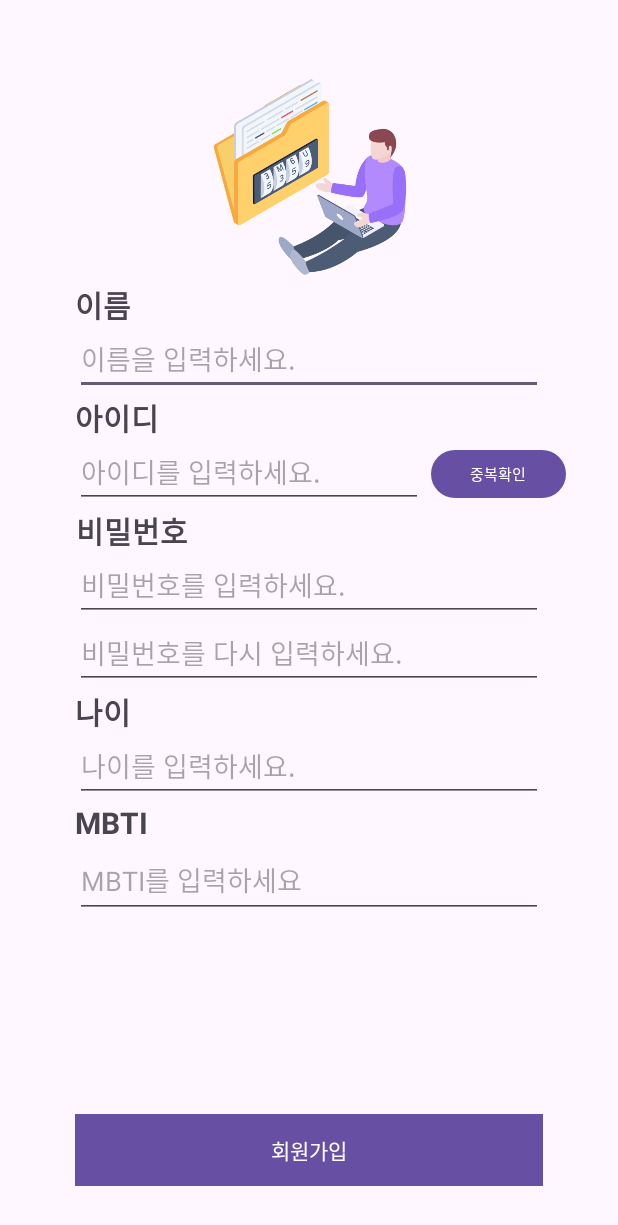
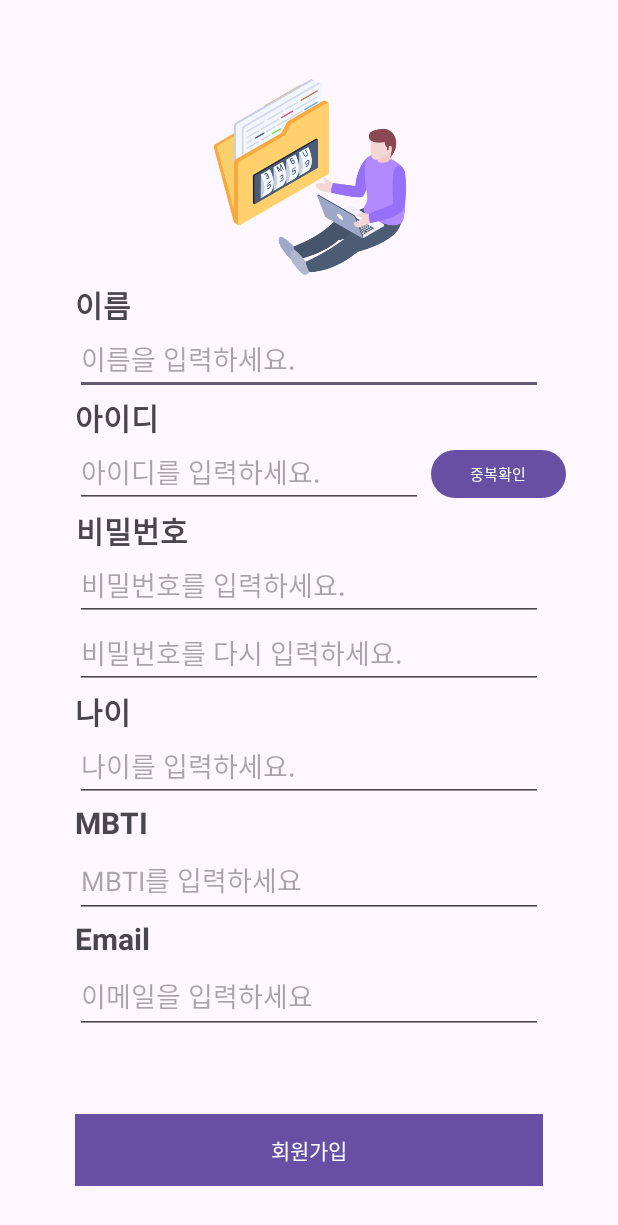
Before and after one commit to ji-circle/TaskSign01, an Android app: the SignUpActivity screen opened directly, with no data from a screen before it, after a tap on "회원가입", on a phone screen of 412 x 824 dp. Shown: the top 1225 px of the screen. Run offline under Robolectric (Android 15) with nearby library versions, the phone set to English and light mode, and no system bars.

Commit message:
비밀번호, 이메일 확인 안됨...

```diff
--- a/app/src/main/java/com/example/tasksign01/HomeActivity.kt
+++ b/app/src/main/java/com/example/tasksign01/HomeActivity.kt
@@ -24,6 +24,8 @@ class HomeActivity : AppCompatActivity() {
         val viewPW = findViewById<TextView>(R.id.tv_thisPW)
         val viewAge = findViewById<TextView>(R.id.tv_thisAge)
         val viewMBTI = findViewById<TextView>(R.id.tv_thisMBTI)
+        val viewEmail = findViewById<TextView>(R.id.tv_thisEmail)
+
         val imageHome = findViewById<ImageView>(R.id.homeImage)
 
         viewName.setText(tempReceive[0].toString())
@@ -31,6 +33,7 @@ class HomeActivity : AppCompatActivity() {
         viewPW.setText(tempReceive[2].toString())
         viewAge.setText(tempReceive[3].toString())
         viewMBTI.setText(tempReceive[4].toString())
+        viewEmail.setText(tempReceive[5].toString())
 
         val random = Random
         val num = random.nextInt(5)+1
--- a/app/src/main/java/com/example/tasksign01/SignUpActivity.kt
+++ b/app/src/main/java/com/example/tasksign01/SignUpActivity.kt
@@ -39,6 +39,7 @@ class SignUpActivity : AppCompatActivity() {
         var userPWcheck = findViewById<EditText>(R.id.et_checkUserPW)
         var userAgeInput = findViewById<EditText>(R.id.et_userAge)
         var userMBTIInput = findViewById<EditText>(R.id.et_userMBTI)
+        var userEmailInput = findViewById<EditText>(R.id.et_userEmail)
 
         val createAccountButton = findViewById<Button>(R.id.btn_makeAccount)
         val checkIDButton = findViewById<Button>(R.id.btn_checkID)
@@ -78,6 +79,7 @@ class SignUpActivity : AppCompatActivity() {
             var checkPW = userPWcheck.text.toString()
             var newAge = userAgeInput.text.toString()
             var newMBTI = userMBTIInput.text.toString()
+            var newEmail = userEmailInput.text.toString()
 
             if(newName.isEmpty()){
                 Toast.makeText(this,"입력되지 않은 정보(이름)가 있습니다", Toast.LENGTH_SHORT).show()}
@@ -95,13 +97,18 @@ class SignUpActivity : AppCompatActivity() {
 
             if (newPW!=checkPW){
                 Toast.makeText(this,"비밀번호가 일치하지 않습니다", Toast.LENGTH_SHORT).show()
-            } else if(!isIDOk){     //아이디 중복인데 무시하고 회원가입 누른 경우
+            }else if(!isSafePW(newPW)){
+                Toast.makeText(this,"$newPW",Toast.LENGTH_SHORT).show()
+                Toast.makeText(this,"비밀번호가 강력하지 않습니다.", Toast.LENGTH_SHORT).show()
+            }else if(!isIDOk){     //아이디 중복인데 무시하고 회원가입 누른 경우
                 Toast.makeText(this, "ID 중복확인을 해주세요.", Toast.LENGTH_SHORT).show()
             } else if (newMBTI.length!=4){
                 Toast.makeText(this,"MBTI가 잘못 입력되었습니다.", Toast.LENGTH_SHORT).show()
+            }else if(!newEmail.contains('@')){
+                Toast.makeText(this,"이메일 형식이 올바르지 않습니다.", Toast.LENGTH_SHORT).show()
             }else{
 
-                val userInfo = ("$newName, $newID, $newPW, $newAge, $newMBTI")
+                val userInfo = ("$newName, $newID, $newPW, $newAge, $newMBTI, $newEmail")
 
 //
                 //val numAge : Int = newAge.toInt()
@@ -113,6 +120,7 @@ class SignUpActivity : AppCompatActivity() {
                 objUserInfo["pw"] = newPW
                 objUserInfo["age"] = newAge
                 objUserInfo["mbti"] = newMBTI
+                objUserInfo["email"] = newEmail
                 //object에 추가하기
                 UserDataList.userDataList.add(objUserInfo)
 
@@ -126,4 +134,14 @@ class SignUpActivity : AppCompatActivity() {
             }
         }
     }
+    fun isSafePW(password: String):Boolean{
+        val upperCase = Regex("[A-Z]]")
+        val textSymbol = Regex("[^A-Za-z0-9]")
+
+        val isUpperExist = upperCase.containsMatchIn(password)
+        val isSymbolExist = textSymbol.containsMatchIn(password)
+        val isLengthOK = password.length >= 8
+
+        return isUpperExist&&isSymbolExist&&isLengthOK
+    }
 }
--- a/app/src/main/res/layout/activity_sign_up.xml
+++ b/app/src/main/res/layout/activity_sign_up.xml
@@ -180,6 +180,32 @@
                 app:layout_constraintTop_toBottomOf="@+id/tv_userMBTI" />
 
 
+            <TextView
+                android:id="@+id/tv_userEmail"
+                android:layout_width="wrap_content"
+                android:layout_height="wrap_content"
+                android:layout_marginStart="50dp"
+                android:layout_marginEnd="286dp"
+                android:text="Email"
+                android:textSize="20sp"
+                android:textStyle="bold"
+                app:layout_constraintEnd_toEndOf="parent"
+                app:layout_constraintHorizontal_bias="0.0"
+                app:layout_constraintStart_toStartOf="parent"
+                app:layout_constraintTop_toBottomOf="@+id/et_userMBTI" />
+
+            <EditText
+                android:id="@+id/et_userEmail"
+                android:layout_width="match_parent"
+                android:layout_height="50dp"
+                android:layout_marginStart="50dp"
+                android:layout_marginEnd="50dp"
+                android:hint="이메일을 입력하세요"
+                android:inputType="textEmailAddress"
+                app:layout_constraintTop_toBottomOf="@+id/tv_userEmail" />
+
+
+
         </androidx.constraintlayout.widget.ConstraintLayout>
 
     </ScrollView>
```
Also changed, not shown: app/src/main/res/layout/activity_home.xml (+30 -0 lines).
